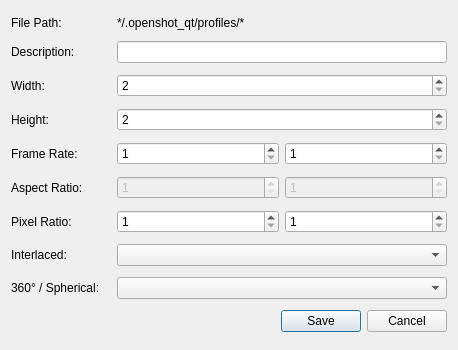
Qt form src/windows/ui/profile-edit.ui (Zenvi-pro/zenvi-core) before a commit.
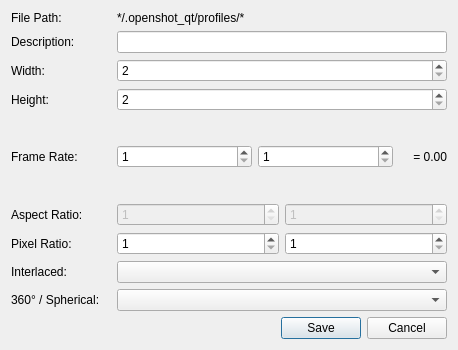
The same form after that commit.

Patch:
```diff
--- a/src/windows/ui/profile-edit.ui
+++ b/src/windows/ui/profile-edit.ui
@@ -341,7 +341,7 @@
         <number>1</number>
        </property>
        <property name="maximum">
-        <number>99999</number>
+        <number>2147483647</number>
        </property>
       </widget>
      </item>
@@ -357,7 +357,29 @@
         <number>1</number>
        </property>
        <property name="maximum">
-        <number>9999</number>
+        <number>2147483647</number>
+       </property>
+      </widget>
+     </item>
+     <item>
+      <widget class="QLabel" name="lblFrameRateValueDisplay">
+       <property name="sizePolicy">
+        <sizepolicy hsizetype="Preferred" vsizetype="Preferred">
+         <horstretch>0</horstretch>
+         <verstretch>0</verstretch>
+        </sizepolicy>
+       </property>
+       <property name="minimumSize">
+        <size>
+         <width>48</width>
+         <height>0</height>
+        </size>
+       </property>
+       <property name="text">
+        <string>= 0.00</string>
+       </property>
+       <property name="alignment">
+        <set>Qt::AlignRight|Qt::AlignTrailing|Qt::AlignVCenter</set>
        </property>
       </widget>
      </item>
```
